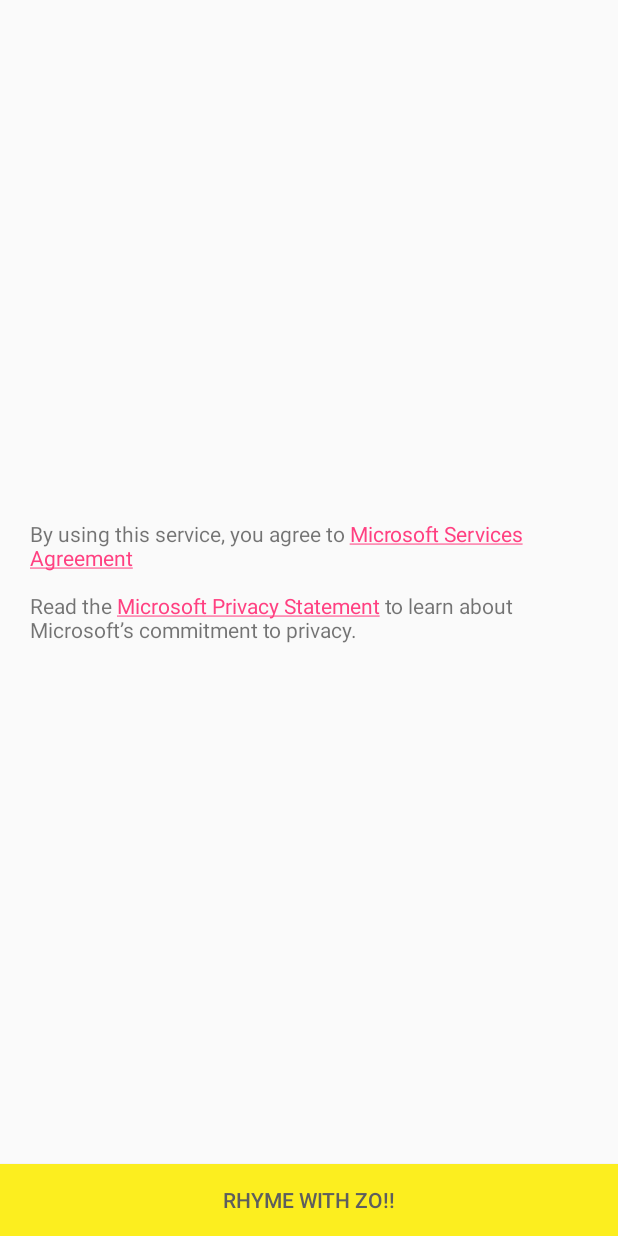
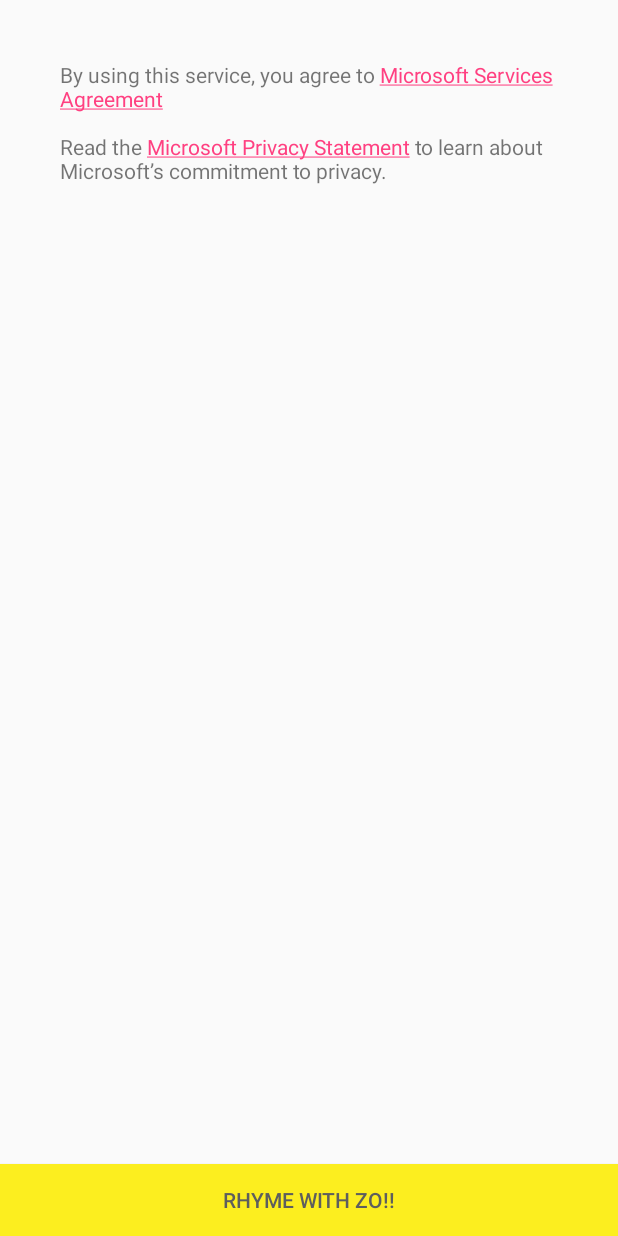
Before and after one commit to minakhan01/ArsZo, an Android app: the layout activity_privacy.xml on its own in the app's theme, with its tools: preview values and no code run, on a phone screen of 412 x 824 dp. Run offline under Robolectric (Android 15) with nearby library versions, the phone set to English and light mode, and no system bars; network calls fail.

```diff
--- a/app/src/main/res/layout/activity_privacy.xml
+++ b/app/src/main/res/layout/activity_privacy.xml
@@ -1,7 +1,15 @@
 <?xml version="1.0" encoding="utf-8"?>
-<LinearLayout xmlns:android="http://schemas.android.com/apk/res/android"
+<RelativeLayout
+    xmlns:android="http://schemas.android.com/apk/res/android"
+    android:id="@+id/content"
+    android:layout_width="match_parent"
+    android:layout_height="match_parent"
+    android:orientation="vertical"
+    android:gravity="center">
+<LinearLayout
     android:orientation="vertical" android:layout_width="match_parent"
-    android:layout_height="match_parent">
+    android:layout_height="match_parent"
+    android:id="@+id/terms_button">
     <LinearLayout
         android:layout_width="match_parent"
         android:layout_height="wrap_content"
@@ -10,9 +18,8 @@
         android:layout_width="match_parent"
         android:layout_height="wrap_content"
         android:text="@string/terms_string"
-        android:padding="20dp"
+        android:padding="40dp"
         android:id="@+id/privacy_terms"
-        android:layout_gravity="center_vertical"
         />
     </LinearLayout>
     <Button
@@ -24,3 +31,4 @@
         android:textColor="@color/grey"/>
 
 </LinearLayout>
+    </RelativeLayout>
```
Also changed, not shown: app/src/main/java/cafe/adriel/androidaudiorecorder/example/PrivacyActivity.java (+67 -0 lines).
